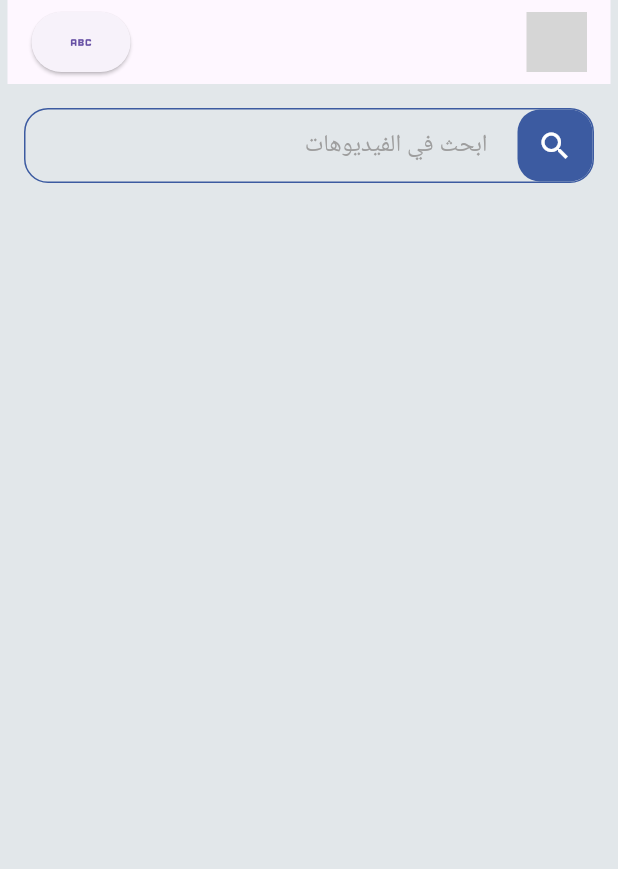
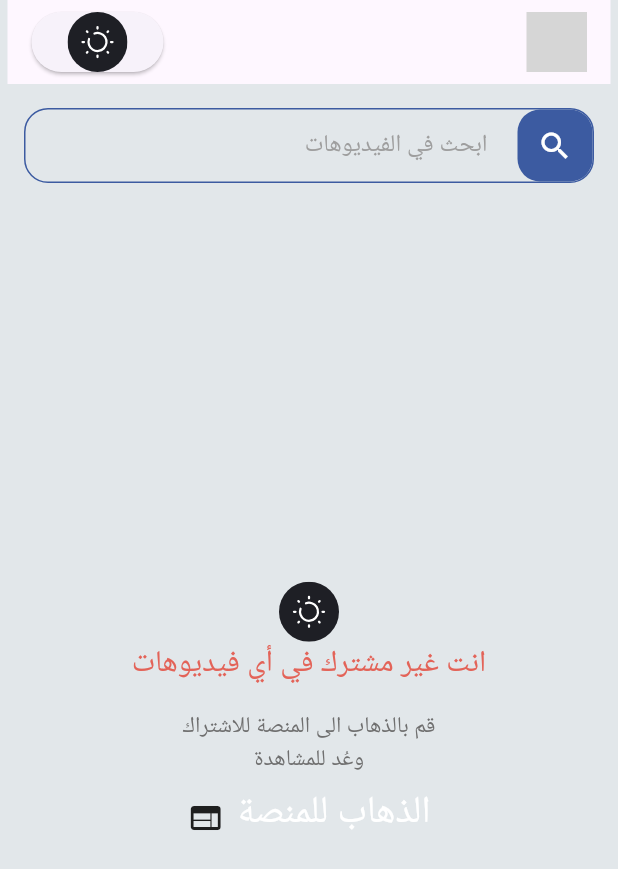
Before and after one commit to ABDO-OS/Easy-bio, a Flutter app: the screen it shows after launch, on a phone screen of 412 x 824 dp. Shown: the top 869 px of the screen. Run offline on Flutter 3.47's test engine with Material 3 defaults, Android fonts, the phone set to English and light mode, and no system bars; our stand-ins replace flutter_screenutil, flutter_svg; Roboto replaces fonts that are missing (Din); grey boxes are pictures that could not be loaded.

Commit message:
feat: Refactor subscriptions screen layout and add custom body widget

```diff
--- a/lib/features/subscriptions/presentation/view/subscriptionscreen.dart
+++ b/lib/features/subscriptions/presentation/view/subscriptionscreen.dart
@@ -3,6 +3,7 @@ import 'package:flutter/material.dart';
 import '../../../../core/style/colors/colors.dart' as appColors;
 import '../widgets/SearchBar.dart';
 import '../widgets/appbar.dart';
+import '../widgets/custombody.dart';
 
 class Subscriptionscreen extends StatelessWidget {
   const Subscriptionscreen({super.key});
@@ -10,9 +11,16 @@ class Subscriptionscreen extends StatelessWidget {
   @override
   Widget build(BuildContext context) {
     return Scaffold(
-      backgroundColor: appColors.ColorsLight.primaryColor,
+      backgroundColor: Theme.of(context).primaryColor,
       appBar: CostimeAppbar(),
-      body: CustomSearchBar(),
+      body: Column(
+        children: [
+          CustomSearchBar(),
+          Spacer(),
+          Center(child: Custombody()),
+          Spacer(),
+        ],
+      ),
     );
   }
 }
--- a/lib/features/subscriptions/presentation/widgets/appbar.dart
+++ b/lib/features/subscriptions/presentation/widgets/appbar.dart
@@ -1,6 +1,8 @@
-// import 'package:easy_bio/core/style/images/appassets.dart';
 import 'package:flutter/material.dart';
 import 'package:flutter_svg/flutter_svg.dart';
+
+import '../../../../core/constants/constants.dart';
+import '../../../../core/style/images/appassets.dart';
 
 class CostimeAppbar extends StatelessWidget implements PreferredSizeWidget {
   const CostimeAppbar({super.key});
@@ -12,13 +14,12 @@ class CostimeAppbar extends StatelessWidget implements PreferredSizeWidget {
       child: AppBar(
         title: Row(
           children: [
-            ElevatedButton(onPressed: () {}, child: Icon(Icons.abc)),
+            ElevatedButton(
+              onPressed: () {},
+              child: SvgPicture.asset(AppAssets.themeIcon(context)),
+            ),
             Spacer(),
-            SvgPicture.asset(
-              'assets/images/app_icon_white.svg',
-              height: 40,
-              width: 40,
-            ),
+            SvgPicture.asset(AppAssets.logo(context), height: 40, width: 40),
           ],
         ),
       ),
--- /dev/null
+++ b/lib/features/subscriptions/presentation/widgets/custombody.dart
@@ -0,0 +1,39 @@
+import 'package:flutter/material.dart';
+import 'package:flutter_svg/svg.dart';
+
+import '../../../../core/bottomwidget/CustomButton.dart';
+import '../../../../core/style/colors/colors.dart';
+import '../../../../core/style/images/appassets.dart';
+
+class Custombody extends StatelessWidget {
+  const Custombody({super.key});
+
+  @override
+  Widget build(BuildContext context) {
+    return Column(
+      children: [
+        SvgPicture.asset(AppAssets.themeIcon(context)),
+        Text(
+          'انت غير مشترك في أي فيديوهات',
+          style: TextStyle(color: ColorsLight.orange, fontSize: 20),
+        ),
+        SizedBox(height: 15),
+        Text(
+          'قم بالذهاب الى المنصة للاشتراك',
+          style: TextStyle(
+            color: const Color.fromARGB(255, 111, 111, 111),
+            fontSize: 15,
+          ),
+        ),
+        Text(
+          'وعُد للمشاهدة',
+          style: TextStyle(
+            color: const Color.fromARGB(255, 111, 111, 111),
+            fontSize: 15,
+          ),
+        ),
+        CustomButton(text: 'الذهاب للمنصة', icon: Icon(Icons.web)),
+      ],
+    );
+  }
+}
--- a/lib/main.dart
+++ b/lib/main.dart
@@ -1,5 +1,6 @@
 import 'package:easy_bio/features/subscriptions/presentation/view/subscriptionscreen.dart';
 import 'package:flutter/material.dart';
+import 'package:flutter_screenutil/flutter_screenutil.dart';
 
 import 'core/style/colors/colors.dart' as appColors;
 
@@ -12,6 +13,20 @@ class MyApp extends StatelessWidget {
 
   @override
   Widget build(BuildContext context) {
-    return MaterialApp(home: Subscriptionscreen());
+    return ScreenUtilInit(
+      builder: (context, child) => MaterialApp(
+        debugShowCheckedModeBanner: false,
+        theme: ThemeData(
+          brightness: Brightness.light,
+          primaryColor: appColors.ColorsLight.primaryColor,
+        ),
+        darkTheme: ThemeData(
+          brightness: Brightness.dark,
+          primaryColor: appColors.ColorsDark.primaryColor,
+        ),
+        themeMode: ThemeMode.light,
+        home: const Subscriptionscreen(),
+      ),
+    );
   }
 }
--- a/pubspec.yaml
+++ b/pubspec.yaml
@@ -63,8 +63,8 @@ flutter:
 
   # To add assets to your application, add an assets section, like this:
   assets:
-    - assets/images/app_icon_dark.svg
-    - assets/images/app_icon_white.svg
+    - assets/images/
+    # - assets/images/app_icon_white.svg
 
   # An image asset can refer to one or more resolution-specific "variants", see
   # https://flutter.dev/to/resolution-aware-images
```
